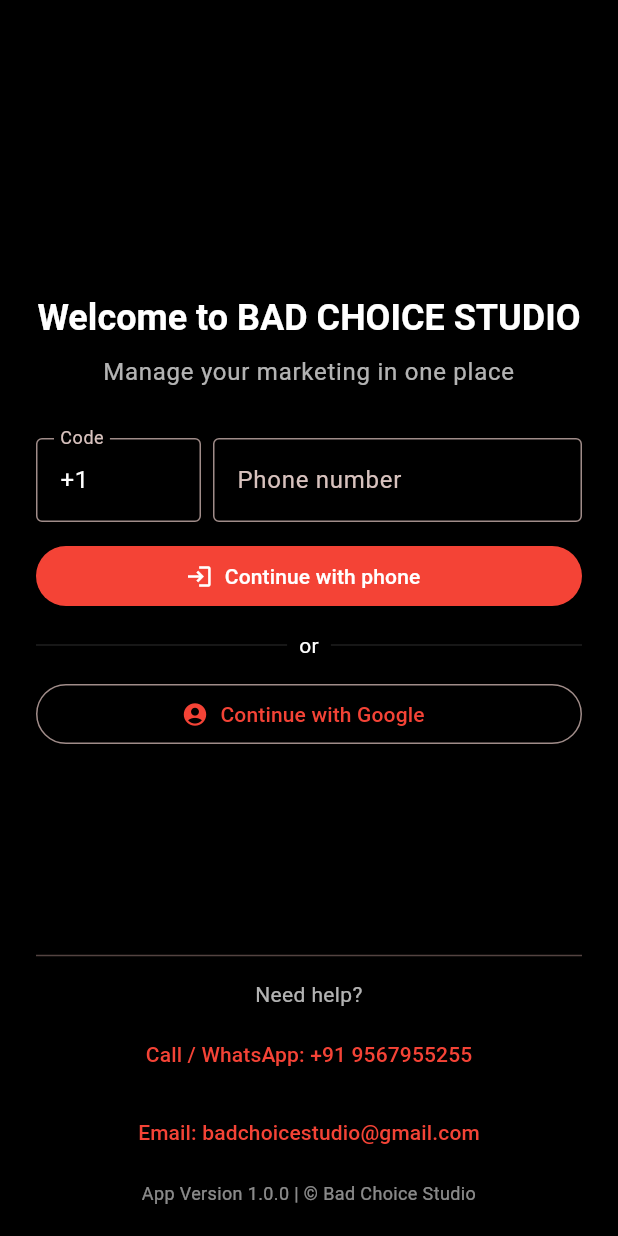
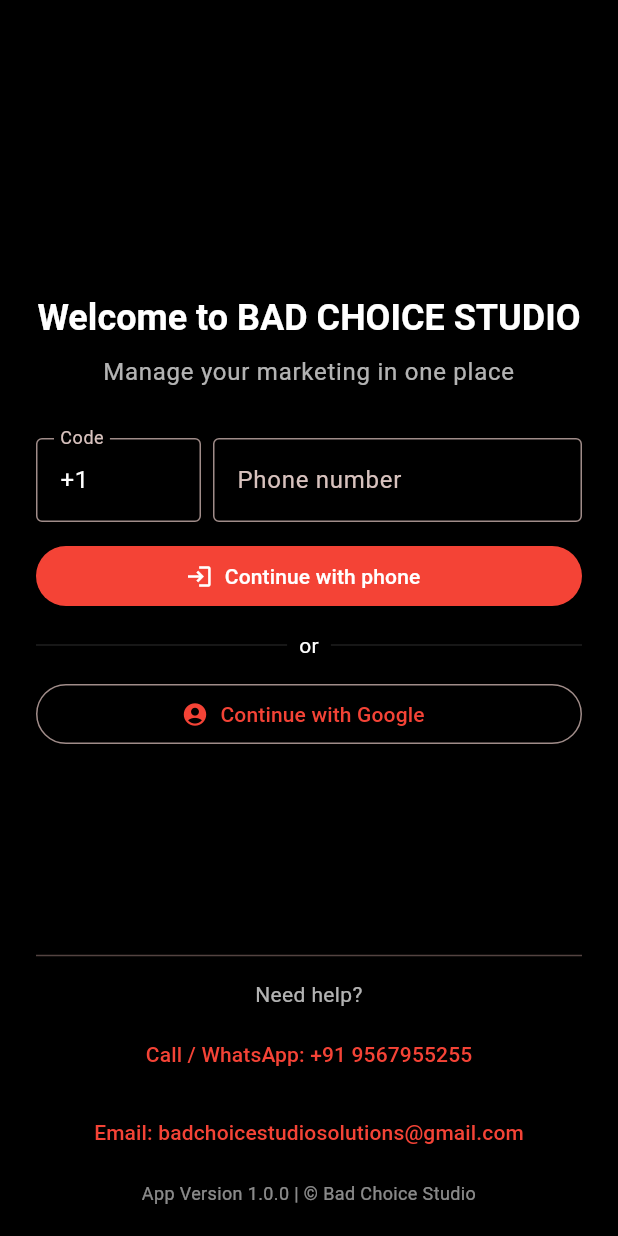
Before and after one commit to annmonrajijames/bad_choice_studio_app, a Flutter app: the screen it shows after launch, on a phone screen of 412 x 824 dp. Run offline on Flutter 3.47's test engine with Material 3 defaults, Android fonts, the phone set to English and light mode, and no system bars; our stand-ins replace google_sign_in.

Commit message:
changed the company email id

```diff
--- a/lib/main.dart
+++ b/lib/main.dart
@@ -53,7 +53,7 @@
   static final Uri _footerPhoneUri = Uri(scheme: 'tel', path: '+919567955255');
   static final Uri _footerEmailUri = Uri(
     scheme: 'mailto',
-    path: 'badchoicestudio@gmail.com',
+    path: 'badchoicestudiosolutions@gmail.com',
   );
   static final String _whatsAppDigits =
       '919567955255'; // E.164 without '+' for wa.me
@@ -382,7 +382,9 @@
                       foregroundColor: Theme.of(context).colorScheme.primary,
                       padding: EdgeInsets.zero,
                     ),
-                    child: const Text('Email: badchoicestudio@gmail.com'),
+                    child: const Text(
+                      'Email: badchoicestudiosolutions@gmail.com',
+                    ),
                   ),
                 ],
               ),
@@ -407,7 +409,7 @@
   static final Uri _phoneUri = Uri(scheme: 'tel', path: '+919567955255');
   static final Uri _emailUri = Uri(
     scheme: 'mailto',
-    path: 'badchoicestudio@gmail.com',
+    path: 'badchoicestudiosolutions@gmail.com',
   );
 
   Future<void> _launch(Uri uri, BuildContext context) async {
```
